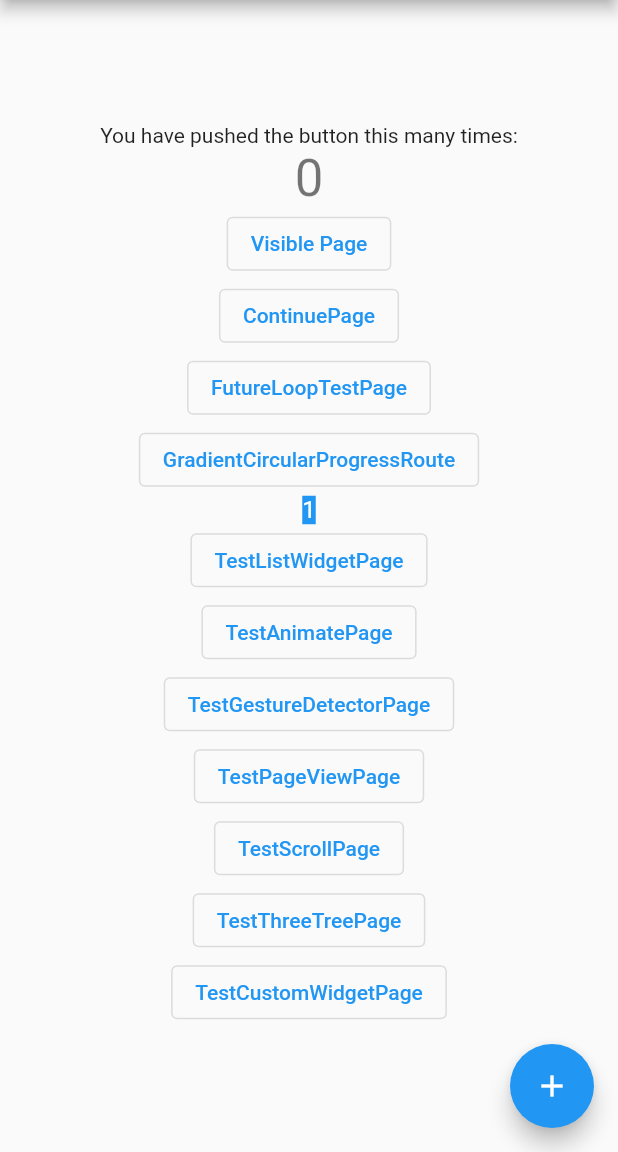
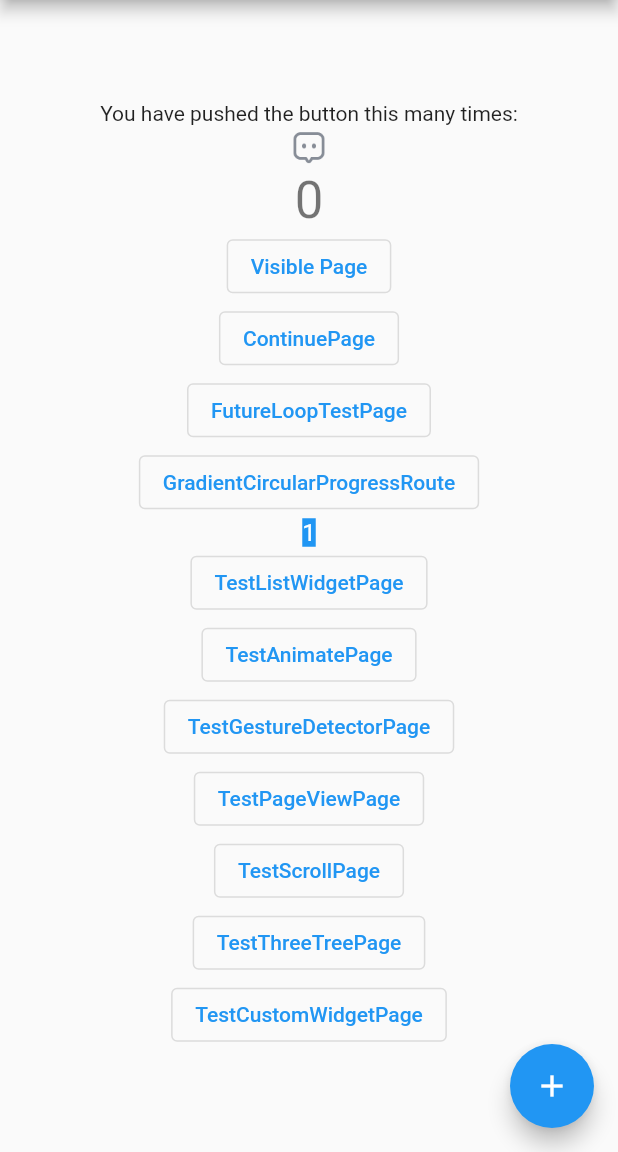
Before and after one commit to jasoncfpl/flutter_test_demo, a Flutter app: the screen it shows after launch, on a phone screen of 412 x 824 dp, the part 84-1236 px from its top. Run offline on Flutter 3.47's test engine with Material 2 defaults, Android fonts, the phone set to English and light mode, and no system bars; our stand-ins replace flutter_screenutil, fluttertoast, get.

Commit message:
add code Comment

```diff
--- a/lib/main.dart
+++ b/lib/main.dart
@@ -139,24 +139,15 @@ class _MyHomePageState extends State<MyHomePage> {
         // Center is a layout widget. It takes a single child and positions it
         // in the middle of the parent.
         child: Column(
-          // Column is also a layout widget. It takes a list of children and
-          // arranges them vertically. By default, it sizes itself to fit its
-          // children horizontally, and tries to be as tall as its parent.
-          //
-          // Invoke "debug painting" (press "p" in the console, choose the
-          // "Toggle Debug Paint" action from the Flutter Inspector in Android
-          // Studio, or the "Toggle Debug Paint" command in Visual Studio Code)
-          // to see the wireframe for each widget.
-          //
-          // Column has various properties to control how it sizes itself and
-          // how it positions its children. Here we use mainAxisAlignment to
-          // center the children vertically; the main axis here is the vertical
-          // axis because Columns are vertical (the cross axis would be
-          // horizontal).
           mainAxisAlignment: MainAxisAlignment.center,
           children: <Widget>[
             const Text(
               'You have pushed the button this many times:',
+            ),
+            Image.asset(
+                "assets/images/message.png",
+              width: 30,
+              height: 30,
             ),
             Text(
               '$_counter',
--- a/lib/page/room/room_page.dart
+++ b/lib/page/room/room_page.dart
@@ -1,4 +1,6 @@
 
+
+import 'dart:developer';
 
 import 'package:flutter/material.dart';
 import 'package:flutter_screenutil/flutter_screenutil.dart';
@@ -24,6 +26,7 @@ class TestRoomPageState extends State<TestRoomPage> {
 
   @override
   void initState() {
+    log("Room initState:${widget.roomIndex}");
     controller = RoomController(widget.roomIndex);
     super.initState();
     controller?.initState();
@@ -32,12 +35,14 @@ class TestRoomPageState extends State<TestRoomPage> {
 
   @override
   void dispose() {
+    log("Room dispose:${widget.roomIndex}");
     controller?.onDispose();
     super.dispose();
   }
 
   @override
   Widget build(BuildContext context) {
+    log("Room build:${widget.roomIndex}");
     return Container(
       width: MediaQuery.of(context).devicePixelRatio.w,
       height: 400,
--- a/pubspec.yaml
+++ b/pubspec.yaml
@@ -73,6 +73,9 @@ flutter:
   # For details regarding adding assets from package dependencies, see
   # https://flutter.dev/assets-and-images/#from-packages
 
+  assets:
+    - assets/images/message.png
+
   # To add custom fonts to your application, add a fonts section here,
   # in this "flutter" section. Each entry in this list should have a
   # "family" key with the font family name, and a "fonts" key with a
```
Also changed, not shown: lib/custom_view/dl_page_view.dart (+7 -1 lines), lib/page/test_page_view_page.dart (+3 -13 lines), assets/images/message.png (added), 2 other files.
